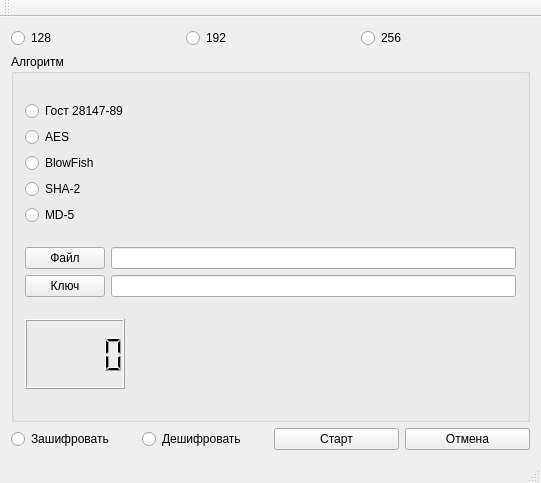
Before: the Qt Designer form QCudaCryptoComplex/qcudacryptocomplex.ui in IronAcorn/QCudaCryptoComplex, drawn with Qt 5.
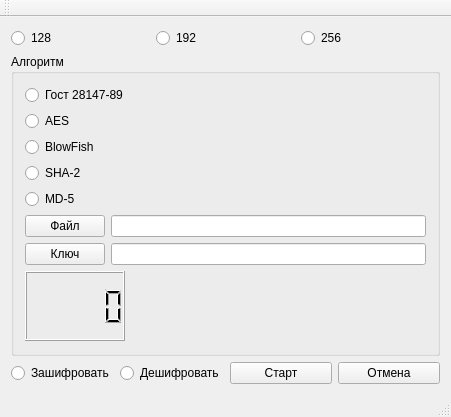
After: the same form once the commit is applied.

The edit to the form file:
```diff
--- a/QCudaCryptoComplex/qcudacryptocomplex.ui
+++ b/QCudaCryptoComplex/qcudacryptocomplex.ui
@@ -6,8 +6,8 @@
    <rect>
     <x>0</x>
     <y>0</y>
-    <width>541</width>
-    <height>483</height>
+    <width>451</width>
+    <height>417</height>
    </rect>
   </property>
   <property name="windowTitle">
```
Left out of the diff: 2 changed lines with no effect on the pictures.
